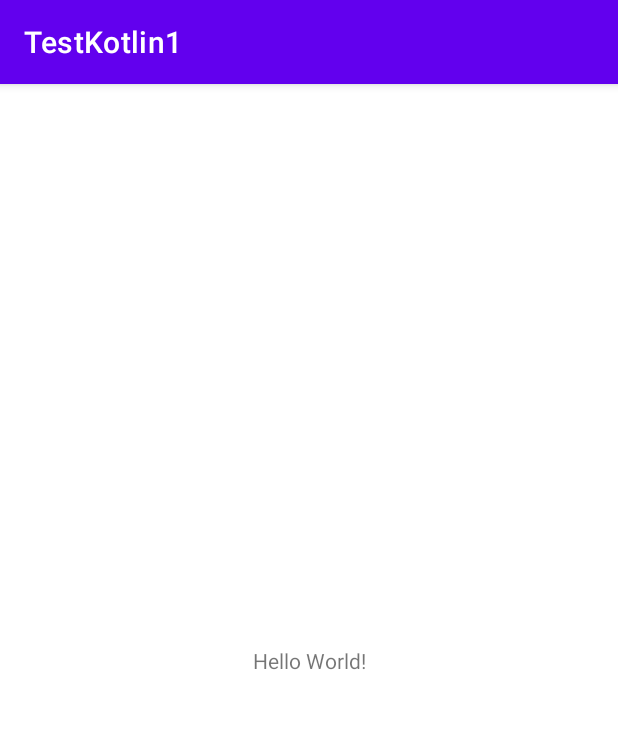
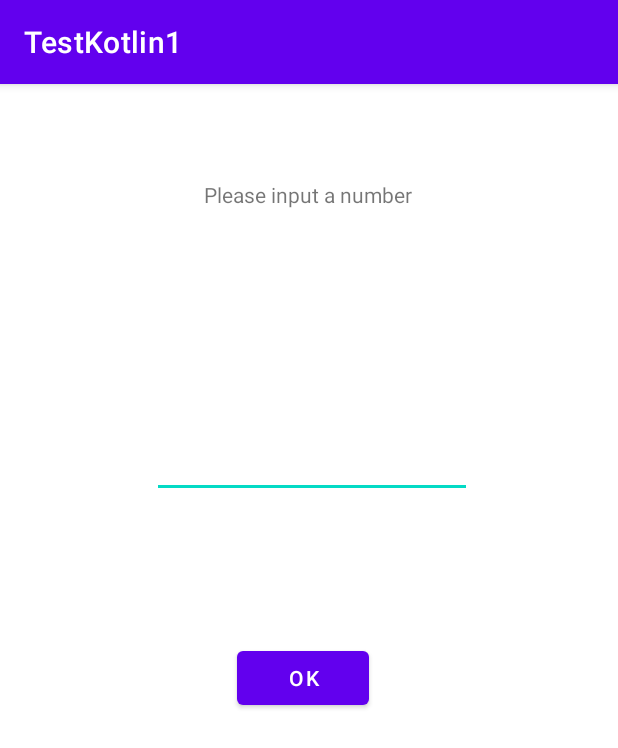
Before and after one commit to ingram18/TestKotlin1, an Android app: the screen it shows after launch (MainActivity), on a phone screen of 412 x 824 dp. Shown: the top 748 px of the screen. Run offline under Robolectric (Android 15) with nearby library versions, the phone set to English and light mode, and no system bars.

Commit message:
20221122-1

```diff
--- a/app/build.gradle
+++ b/app/build.gradle
@@ -1,6 +1,7 @@
 plugins {
     id 'com.android.application'
     id 'org.jetbrains.kotlin.android'
+    id 'kotlin-android-extensions'
 }
 
 android {
--- a/app/src/main/java/com/tnp/testkotlin1/MainActivity.kt
+++ b/app/src/main/java/com/tnp/testkotlin1/MainActivity.kt
@@ -1,14 +1,67 @@
 package com.tnp.testkotlin1
 
+import android.content.Context
 import androidx.appcompat.app.AppCompatActivity
 import android.os.Bundle
+import android.text.Editable
+import android.util.Log
+import android.view.View
+import android.widget.Button
+import android.widget.TextView
+import android.widget.Toast
+import androidx.appcompat.app.AlertDialog
 import com.tnp.testJava1.lottery.BigGame
+import com.tnp.testkotlin1.androiduse.SecretNumber
+import kotlinx.android.synthetic.main.activity_main.*
+import kotlinx.android.synthetic.main.activity_main.view.*
+import kotlinx.android.synthetic.main.linear_main.view.*
 import java.util.*
 
 class MainActivity : AppCompatActivity() {
+
+    var secretNumber = SecretNumber()
+
+    private lateinit var testText : TextView  //https://ithelp.ithome.com.tw/articles/10240620
+    private lateinit var btn : Button
+
+
     override fun onCreate(savedInstanceState: Bundle?) {
         super.onCreate(savedInstanceState)
-        setContentView(R.layout.activity_main)
+        setContentView(R.layout.activity_main)  //setContentView(R.layout.linear_main)
+
+//        var test = findViewById<android.view.View>(R.id.number)
+//        test.textView.text
+
+        testText = findViewById(R.id.number);
+        Log.d("test",testText.text.toString());
+
+    }
+
+
+    fun check(view : View) {
+        val n = number.text.toString().toInt()
+        println("number : $n")
+        Log.d("MainActivity", "number:"+n)
+
+        val diff = secretNumber.validate(n)
+        var msg = "命中"
+
+        if ( diff < 0) {
+            //Toast.makeText(this,"再大一點",Toast.LENGTH_LONG).show()
+            msg = "再大一點"
+        } else if (diff > 0 ){
+            //Toast.makeText(this,"小一點",Toast.LENGTH_LONG).show()
+            msg = "小一點"
+        }
+        Toast.makeText(this,msg,Toast.LENGTH_LONG).show()
+
+        AlertDialog.Builder(this).
+        setTitle("message").
+        setMessage(msg).
+        setPositiveButton("ok",null).
+        show()
+
+
     }
 }
 
@@ -20,7 +73,9 @@ fun main(args: Array<String>) {
     //testCallJava()
 
     var newString = "01234567890".newString(); //extension
-    println(newString)
+    //println(newString)
+
+
 
 
 }
--- /dev/null
+++ b/app/src/main/java/com/tnp/testkotlin1/androiduse/SecretNumber.kt
@@ -0,0 +1,21 @@
+package com.tnp.testkotlin1.androiduse
+
+import java.util.*
+
+class SecretNumber {
+
+    val secret = Random().nextInt(10)+1;
+    var count = 0;
+    fun validate(number : Int)  = number - secret;
+
+
+
+}
+
+
+
+fun main() {
+    var secretNumber = SecretNumber()
+    println(secretNumber.secret)
+    println(secretNumber.validate(3));
+}
--- a/app/src/main/res/layout/activity_main.xml
+++ b/app/src/main/res/layout/activity_main.xml
@@ -7,12 +7,34 @@
     tools:context=".MainActivity">
 
     <TextView
+        android:id="@+id/textView2"
         android:layout_width="wrap_content"
         android:layout_height="wrap_content"
-        android:text="Hello World!"
-        app:layout_constraintBottom_toBottomOf="parent"
-        app:layout_constraintEnd_toEndOf="parent"
+        android:layout_marginStart="136dp"
+        android:layout_marginTop="64dp"
+        android:text="Please input a number"
         app:layout_constraintStart_toStartOf="parent"
         app:layout_constraintTop_toTopOf="parent" />
 
+    <Button
+        android:id="@+id/ok_button"
+        android:layout_width="wrap_content"
+        android:layout_height="wrap_content"
+        android:layout_marginStart="158dp"
+        android:layout_marginTop="96dp"
+        android:onClick="check"
+        android:text="OK"
+        app:layout_constraintStart_toStartOf="parent"
+        app:layout_constraintTop_toBottomOf="@+id/number" />
+
+    <EditText
+        android:id="@+id/number"
+        android:layout_width="wrap_content"
+        android:layout_height="wrap_content"
+        android:layout_marginStart="101dp"
+        android:layout_marginTop="147dp"
+        android:ems="10"
+        android:inputType="numberDecimal"
+        app:layout_constraintStart_toStartOf="parent"
+        app:layout_constraintTop_toBottomOf="@+id/textView2" />
 </androidx.constraintlayout.widget.ConstraintLayout>
--- a/app/src/main/res/values/strings.xml
+++ b/app/src/main/res/values/strings.xml
@@ -1,3 +1,4 @@
 <resources>
     <string name="app_name">TestKotlin1</string>
+    <string name="test_name">testResource</string>
 </resources>
```
Also changed, not shown: app/src/main/res/layout/linear_main.xml (added, +13 -0 lines).
